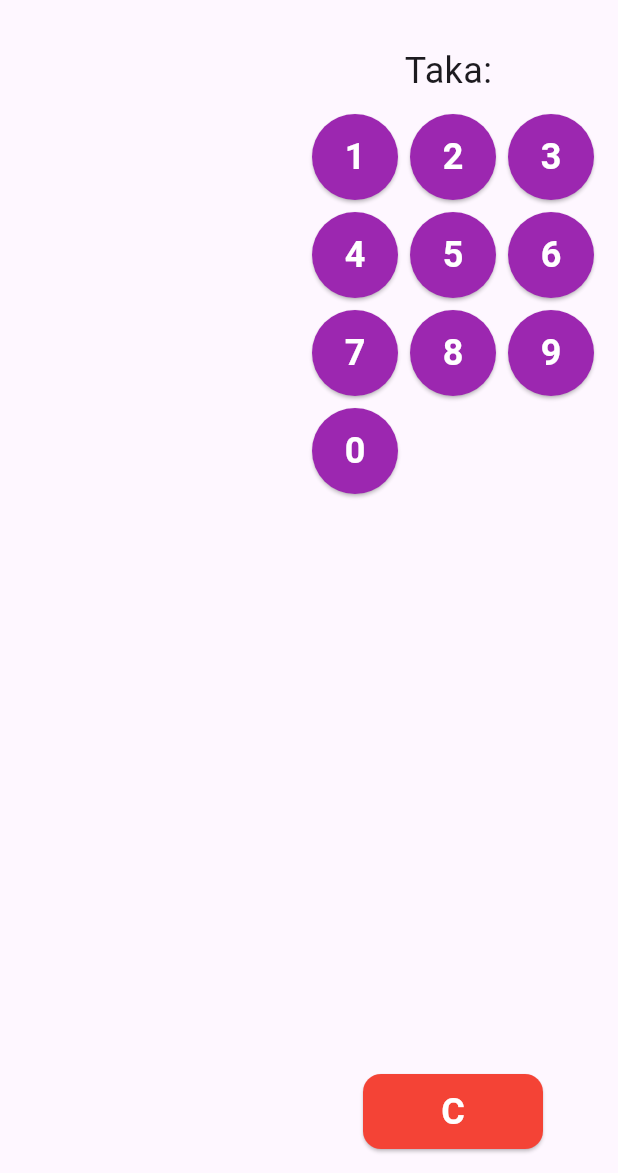
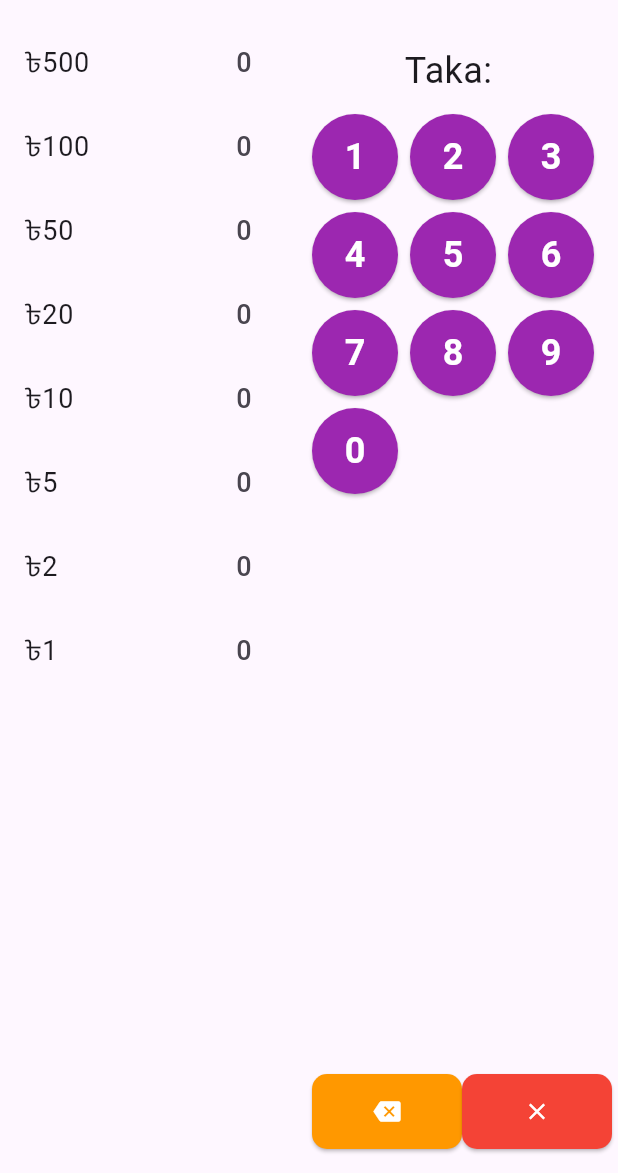
Before and after one commit to tasnim001/vangti_chai, a Flutter app: the screen it shows after launch, on a phone screen of 412 x 824 dp, the part 63-1236 px from its top. Run offline on Flutter 3.47's test engine with Material 3 defaults, Android fonts, the light colour scheme and no system bars.

Commit message:
Updated keypad layout, added backspace, improved spacing

```diff
--- a/lib/main.dart
+++ b/lib/main.dart
@@ -27,7 +27,16 @@
 
 class _VangtiChaiHomeState extends State<VangtiChaiHome> {
   String input = '';
-  Map<int, int> noteCounts = {};
+  Map<int, int> noteCounts = {
+    500: 0,
+    100: 0,
+    50: 0,
+    20: 0,
+    10: 0,
+    5: 0,
+    2: 0,
+    1: 0,
+  };
 
   final List<int> notes = [500, 100, 50, 20, 10, 5, 2, 1];
 
@@ -41,7 +50,25 @@
   void clearInput() {
     setState(() {
       input = '';
-      noteCounts.clear();
+      noteCounts = {
+        500: 0,
+        100: 0,
+        50: 0,
+        20: 0,
+        10: 0,
+        5: 0,
+        2: 0,
+        1: 0,
+      };
+    });
+  }
+
+  void backspace() {
+    setState(() {
+      if (input.isNotEmpty) {
+        input = input.substring(0, input.length - 1);
+        calculateNotes();
+      }
     });
   }
 
@@ -76,7 +103,7 @@
             children: [
               Text("Taka: $input", style: const TextStyle(fontSize: AppSizes.textLarge)),
               const SizedBox(height: AppSizes.spacing),
-              Expanded(child: buildKeypad()),
+              Expanded(child: buildKeypad(context)),
             ],
           ),
         )
@@ -96,9 +123,9 @@
             children: [
               Expanded(child: buildNoteTable()),
               Container(
-                width: 220,
+                width: 300,
                 padding: const EdgeInsets.all(AppSizes.paddingMedium),
-                child: buildKeypad(),
+                child: buildKeypad(context),
               ),
             ],
           ),
@@ -118,14 +145,15 @@
     );
   }
 
-  Widget buildKeypad() {
+  Widget buildKeypad(BuildContext context) {
+    final isPortrait = MediaQuery.of(context).orientation == Orientation.portrait;
     const keys = ['1', '2', '3', '4', '5', '6', '7', '8', '9', '0'];
 
     return Column(
       children: [
         Expanded(
           child: GridView.count(
-            crossAxisCount: 3,
+            crossAxisCount: isPortrait ? 3 : 5,
             mainAxisSpacing: AppSizes.paddingSmall,
             crossAxisSpacing: AppSizes.paddingSmall,
             children: keys.map((key) {
@@ -151,21 +179,28 @@
           ),
         ),
         const SizedBox(height: AppSizes.spacing),
-        ElevatedButton(
-          onPressed: clearInput,
-          style: ElevatedButton.styleFrom(
-            backgroundColor: Colors.red,
-            shape: RoundedRectangleBorder(borderRadius: BorderRadius.circular(12)),
-            minimumSize: const Size(120, 50),
-          ),
-          child: const Text(
-            'C',
-            style: TextStyle(
-              color: Colors.white,
-              fontSize: AppSizes.textLarge,
-              fontWeight: FontWeight.bold,
+        Row(
+          mainAxisAlignment: MainAxisAlignment.spaceEvenly,
+          children: [
+            ElevatedButton(
+              onPressed: backspace,
+              style: ElevatedButton.styleFrom(
+                backgroundColor: Colors.orange,
+                shape: RoundedRectangleBorder(borderRadius: BorderRadius.circular(10)),
+                minimumSize: const Size(100, 50),
+              ),
+              child: const Icon(Icons.backspace, color: Colors.white),
             ),
-          ),
+            ElevatedButton(
+              onPressed: clearInput,
+              style: ElevatedButton.styleFrom(
+                backgroundColor: Colors.red,
+                shape: RoundedRectangleBorder(borderRadius: BorderRadius.circular(10)),
+                minimumSize: const Size(100, 50),
+              ),
+              child: const Icon(Icons.clear, color: Colors.white)
+            ),
+          ],
         ),
       ],
     );
```
